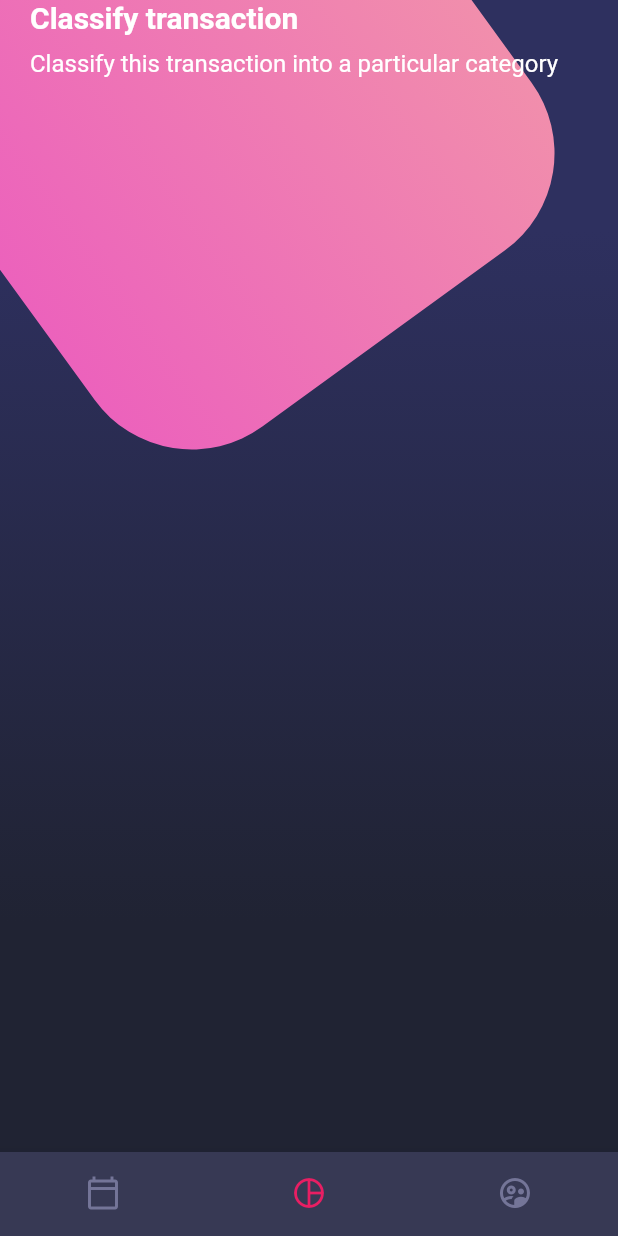
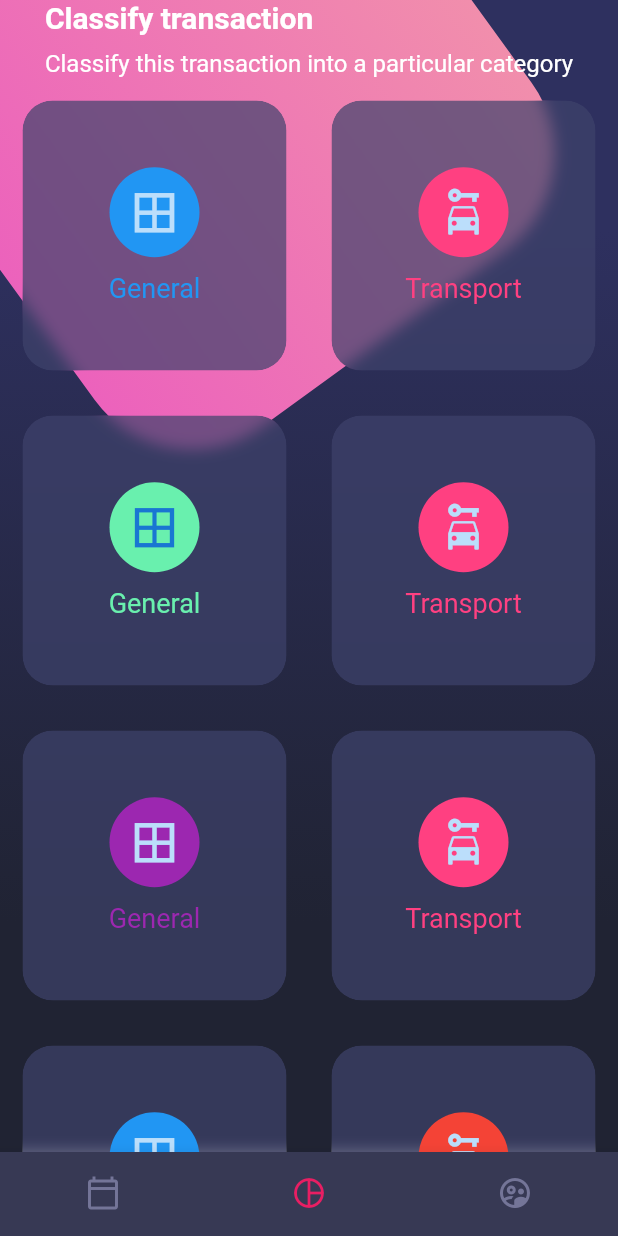
Before and after one commit to jhon2520/FlutterDesigns, a Flutter app: the screen it shows after launch, on a phone screen of 412 x 824 dp. Run offline on Flutter 3.47's test engine with Material 2 defaults, Android fonts, the phone set to English and light mode, and no system bars.

Commit message:
Terminandos los diseños

```diff
--- a/lib/screens/home_screen.dart
+++ b/lib/screens/home_screen.dart
@@ -1,4 +1,5 @@
 import 'package:disenos/widgets/background.dart';
+import 'package:disenos/widgets/card_table.dart';
 import 'package:disenos/widgets/custom_bottom_navigation.dart';
 import 'package:disenos/widgets/page_title.dart';
 import 'package:flutter/material.dart';
@@ -26,7 +27,9 @@ class _HomeBody extends StatelessWidget {
       child: Column(
       //titulos
       children: [
-        PageTitle()
+        PageTitle(),
+        CardTable(),
+
       ],
       ),
     );
--- a/lib/widgets/card_table.dart
+++ b/lib/widgets/card_table.dart
@@ -1,11 +1,137 @@
+import 'dart:ui';
+
 import 'package:flutter/material.dart';
 
 class CardTable extends StatelessWidget {
+  @override
+  Widget build(BuildContext context) {
+    return Table(
+      children: [
+        TableRow(children: [
+          _SingleCard(
+            color: Colors.blue,
+            icon: Icons.border_all,
+            text: "General",
+          ),
+          _SingleCard(
+            color: Colors.pinkAccent,
+            icon: Icons.car_rental,
+            text: "Transport",
+          ),
+        ]),
+        TableRow(children: [
+          _SingleCard(
+            color: Colors.greenAccent,
+            icon: Icons.border_all,
+            text: "General",
+          ),
+          _SingleCard(
+            color: Colors.pinkAccent,
+            icon: Icons.car_rental,
+            text: "Transport",
+          ),
+        ]),
+        TableRow(children: [
+          _SingleCard(
+            color: Colors.purple,
+            icon: Icons.border_all,
+            text: "General",
+          ),
+          _SingleCard(
+            color: Colors.pinkAccent,
+            icon: Icons.car_rental,
+            text: "Transport",
+          ),
+        ]),
+        TableRow(children: [
+          _SingleCard(
+            color: Colors.blue,
+            icon: Icons.border_all,
+            text: "General",
+          ),
+          _SingleCard(
+            color: Colors.red,
+            icon: Icons.car_rental,
+            text: "Transport",
+          ),
+        ]),
+        TableRow(children: [
+          _SingleCard(
+            color: Colors.green,
+            icon: Icons.border_all,
+            text: "General",
+          ),
+          _SingleCard(
+            color: Colors.pinkAccent,
+            icon: Icons.car_rental,
+            text: "Transport",
+          ),
+        ]),
+      ],
+    );
+  }
+}
+
+class _SingleCard extends StatelessWidget {
+  final IconData icon;
+  final Color color;
+  final String text;
+
+  const _SingleCard(
+      {Key? key, required this.icon, required this.color, required this.text})
+      : super(key: key);
+
+  @override
+  Widget build(BuildContext context) {
+    //el clipRRect ayuda a que el blur no se salga de control
+    var column = Column(
+      mainAxisAlignment: MainAxisAlignment.center,
+      children: [
+        CircleAvatar(
+          backgroundColor: this.color,
+          child: Icon(
+            this.icon,
+            size: 35,
+          ),
+          radius: 30,
+        ),
+        SizedBox(
+          height: 10,
+        ),
+        Text(
+          this.text,
+          style: TextStyle(color: this.color, fontSize: 18),
+        )
+      ],
+    );
+
+    return _CardBackgroud(child: column);
+  }
+}
+
+class _CardBackgroud extends StatelessWidget {
+  final Widget child;
+
+  const _CardBackgroud({Key? key, required this.child}) : super(key: key);
 
   @override
   Widget build(BuildContext context) {
     return Container(
-      child: null,
+      margin: EdgeInsets.all(15),
+      child: ClipRRect(
+        borderRadius: BorderRadius.circular(20),
+        child: BackdropFilter(
+          //el blur suele consumir memoria, hay que manejarlo con cuidado
+          filter: ImageFilter.blur(sigmaX: 5, sigmaY: 5),
+          child: Container(
+            height: 180,
+            decoration: BoxDecoration(
+                color: Color.fromRGBO(62, 66, 107, 0.7),
+                borderRadius: BorderRadius.circular(20)),
+            child: this.child,
+          ),
+        ),
+      ),
     );
   }
 }
```
